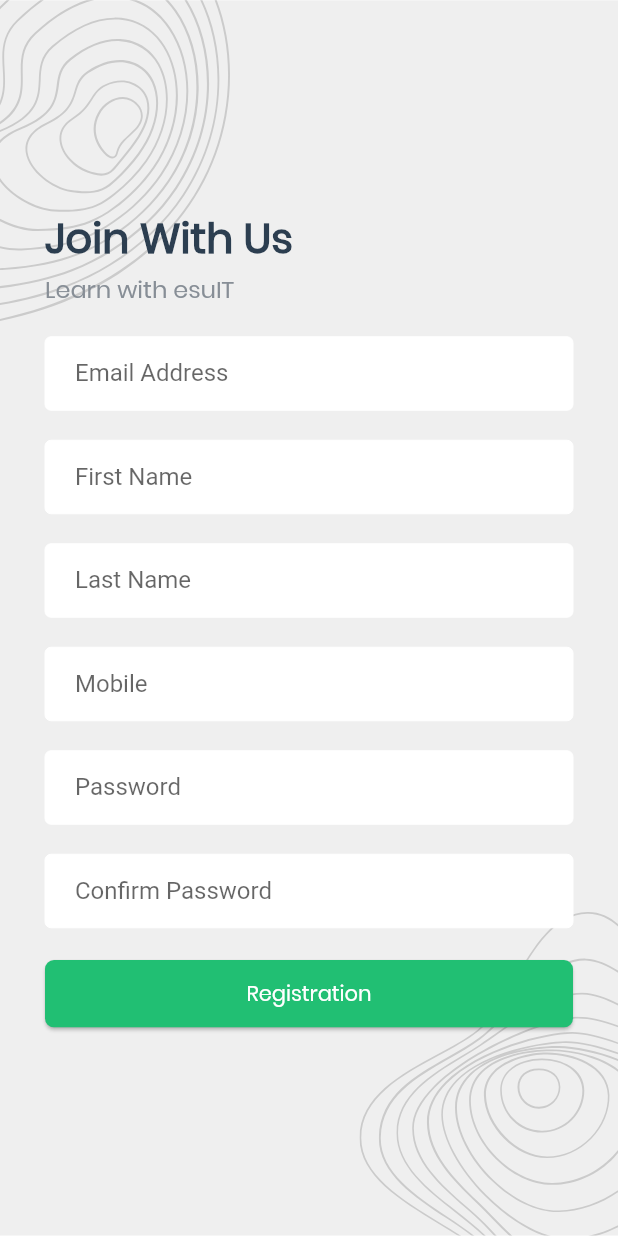
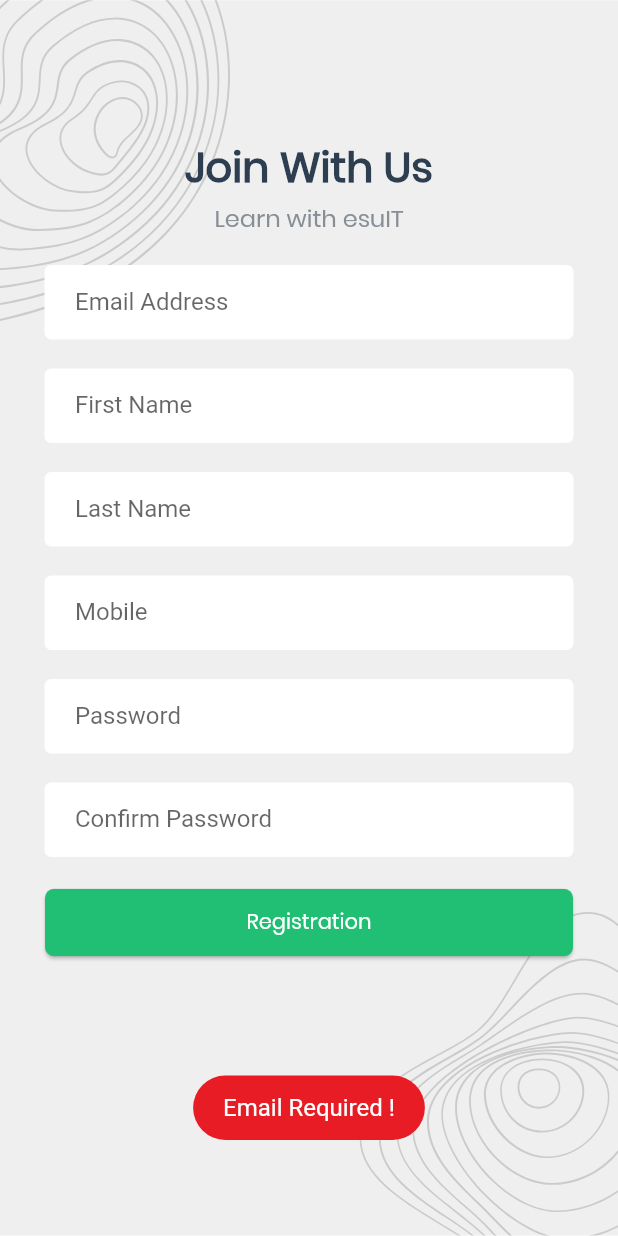
Before and after one commit to Md-Sifatullah617/task_management_app, a Flutter app: the RegistrationScreen screen opened by its route, after a tap on "Registration", on a phone screen of 412 x 824 dp. Run offline on Flutter 3.47's test engine with Material 2 defaults, Android fonts, the phone set to English and light mode, and no system bars; our stand-ins replace flutter_svg, fluttertoast, pin_code_fields, shared_preferences; accounts and stored records are empty.

Commit message:
reg done

```diff
--- a/lib/screen/onboarding/registration_screen.dart
+++ b/lib/screen/onboarding/registration_screen.dart
@@ -1,4 +1,5 @@
 import 'package:flutter/material.dart';
+import 'package:task_management_app/api/api_client.dart';
 
 import '../../style/style.dart';
 
@@ -10,53 +11,143 @@ class RegistrationScreen extends StatefulWidget {
 }
 
 class _RegistrationScreenState extends State<RegistrationScreen> {
+  Map<String, String> formValues = {
+    "email": "",
+    "firstName": "",
+    "lastName": "",
+    "mobile": "",
+    "password": "",
+    "photo": "",
+    "cpassword": ""
+  };
+  bool loading = false;
+  inputOnChanged(mapKey, textValue) {
+    setState(() {
+      formValues.update(mapKey, (value) => textValue);
+    });
+  }
+
+  formOnSubmit() async {
+    if (formValues["email"]!.isEmpty) {
+      errorToast("Email Required !");
+    } else if (formValues["firstName"]!.isEmpty) {
+      errorToast("First Name Required !");
+    } else if (formValues["lastName"]!.isEmpty) {
+      errorToast("Last Name Required !");
+    } else if (formValues["mobile"]!.isEmpty) {
+      errorToast("Mobile Number Required !");
+    } else if (formValues["password"]!.isEmpty) {
+      errorToast("Password Required !");
+    } else if (formValues["cpassword"]!.isEmpty) {
+      errorToast("Confirm Password Should Be Same !");
+    } else {
+      setState(() {
+        loading = true;
+      });
+      bool res = await registrationRequest(formValues);
+      if (res == true) {
+        Navigator.pushNamedAndRemoveUntil(context, "/login", (route) => false);
+      } else {
+        setState(() {
+          loading = false;
+        });
+      }
+    }
+  }
+
   @override
   Widget build(BuildContext context) {
     return Scaffold(
-      body: Stack(
+      body: SingleChildScrollView(
+        child: Stack(
           children: [
             screenBackground(context),
-          Padding(
+            Container(
+              margin: const EdgeInsets.fromLTRB(0, 60, 0, 0),
               padding: const EdgeInsets.all(30.0),
-            child: Column(
+              child: loading? const Center(child: (CircularProgressIndicator())) : (Column(
                 mainAxisAlignment: MainAxisAlignment.center,
-              crossAxisAlignment: CrossAxisAlignment.start,
+                crossAxisAlignment: CrossAxisAlignment.center,
                 children: [
-                Text("Join With Us", style: head1Text(colorDarkBlue),),
-                const SizedBox(height: 1,),
-                Text("Learn with esuIT", style: head6Text(colorLightGray),),
-                const SizedBox(height: 20,),
+                  Text(
+                    "Join With Us",
+                    style: head1Text(colorDarkBlue),
+                  ),
+                  const SizedBox(
+                    height: 1,
+                  ),
+                  Text(
+                    "Learn with esuIT",
+                    style: head6Text(colorLightGray),
+                  ),
+                  const SizedBox(
+                    height: 20,
+                  ),
                   TextFormField(
+                    onChanged: (textValue) {
+                      inputOnChanged("email", textValue);
+                    },
                     decoration: appInputDecoration("Email Address"),
                   ),
-                const SizedBox(height: 20,),
+                  const SizedBox(
+                    height: 20,
+                  ),
                   TextFormField(
+                    onChanged: (textValue) {
+                      inputOnChanged("firstName", textValue);
+                    },
                     decoration: appInputDecoration("First Name"),
                   ),
-                const SizedBox(height: 20,),
+                  const SizedBox(
+                    height: 20,
+                  ),
                   TextFormField(
+                    onChanged: (textValue) {
+                      inputOnChanged("lastName", textValue);
+                    },
                     decoration: appInputDecoration("Last Name"),
                   ),
-                const SizedBox(height: 20,),
+                  const SizedBox(
+                    height: 20,
+                  ),
                   TextFormField(
+                    onChanged: (textValue) {
+                      inputOnChanged("mobile", textValue);
+                    },
                     decoration: appInputDecoration("Mobile"),
                   ),
-                const SizedBox(height: 20,),
+                  const SizedBox(
+                    height: 20,
+                  ),
                   TextFormField(
+                    onChanged: (textValue) {
+                      inputOnChanged("password", textValue);
+                    },
                     decoration: appInputDecoration("Password"),
                   ),
-                const SizedBox(height: 20,),
+                  const SizedBox(
+                    height: 20,
+                  ),
                   TextFormField(
+                    onChanged: (textValue) {
+                      inputOnChanged("cpassword", textValue);
+                    },
                     decoration: appInputDecoration("Confirm Password"),
                   ),
-                const SizedBox(height: 20,),
-                ElevatedButton(onPressed: (){},
+                  const SizedBox(
+                    height: 20,
+                  ),
+                  ElevatedButton(
+                      onPressed: () {
+                        formOnSubmit();
+                      },
                       style: appButtonStyle(),
                       child: successButtonChild("Registration")),
                 ],
+              )),
             ),
-          )
           ],
+        ),
       ),
     );
   }
```
Lines whose indentation alone changed are shown as unchanged.
